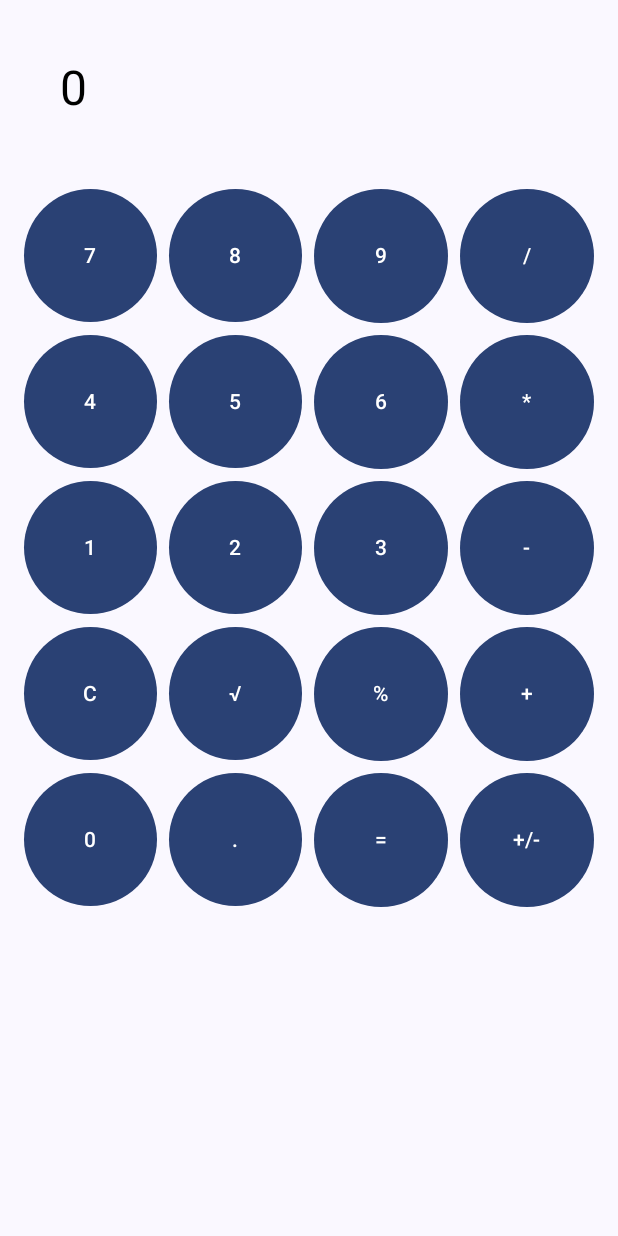
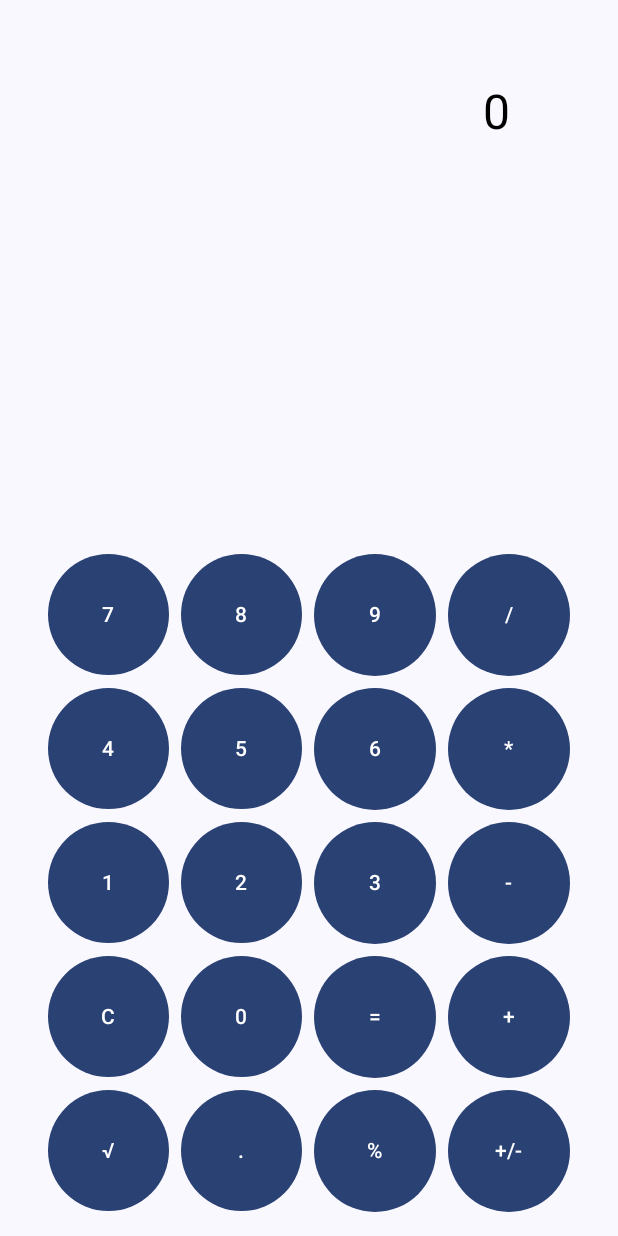
Before and after one commit to tomasr79/Calculator, an Android app built with Jetpack Compose: the screen it shows after launch (MainActivity), on a phone screen of 412 x 824 dp. Run offline under Robolectric (Android 15) with nearby library versions, the phone set to English and light mode, and no system bars.

Commit message:
Text Alignment to right

```diff
--- a/app/src/main/java/com/example/calculator/MainActivity.kt
+++ b/app/src/main/java/com/example/calculator/MainActivity.kt
@@ -7,6 +7,7 @@ import androidx.compose.foundation.background
 import androidx.compose.foundation.layout.Arrangement
 import androidx.compose.foundation.layout.Column
 import androidx.compose.foundation.layout.Row
+import androidx.compose.foundation.layout.Spacer
 import androidx.compose.foundation.layout.aspectRatio
 import androidx.compose.foundation.layout.fillMaxSize
 import androidx.compose.foundation.layout.fillMaxWidth
@@ -21,9 +22,11 @@ import androidx.compose.runtime.getValue
 import androidx.compose.runtime.mutableStateOf
 import androidx.compose.runtime.remember
 import androidx.compose.runtime.setValue
+import androidx.compose.ui.Alignment
 import androidx.compose.ui.Modifier
 import androidx.compose.ui.graphics.Color
 import androidx.compose.ui.text.TextStyle
+import androidx.compose.ui.text.style.TextAlign
 import androidx.compose.ui.tooling.preview.Preview
 import androidx.compose.ui.unit.dp
 import androidx.compose.ui.unit.sp
@@ -54,25 +57,30 @@ fun Calculator() {
     var lastDot by remember { mutableStateOf(false) }
 
     Column(
-        modifier = Modifier.fillMaxSize(),
+        modifier = Modifier
+            .fillMaxSize()
+            .padding(16.dp),
         verticalArrangement = Arrangement.spacedBy(8.dp)
     ) {
         BasicTextField(
             value = displayText,
             onValueChange = {},
             readOnly = true,
-            textStyle = TextStyle(fontSize = 32.sp, color = Color.Black),
+            textStyle = TextStyle(fontSize = 32.sp, color = Color.Black, textAlign = TextAlign.End),
             modifier = Modifier
                 .fillMaxWidth()
                 .padding(40.dp)
+                .padding(end = 16.dp)
         )
+
+        Spacer(modifier = Modifier.weight(1f))
 
         val buttons = listOf(
             listOf("7", "8", "9", "/"),
             listOf("4", "5", "6", "*"),
             listOf("1", "2", "3", "-"),
-            listOf("C", "√", "%", "+"),
-            listOf("0", ".", "=", "+/-")
+            listOf("C", "0", "=", "+"),
+            listOf("√", ".", "%", "+/-")
         )
 
         buttons.forEach { row ->
@@ -245,7 +253,10 @@ fun Calculator() {
                             .weight(1f)
                             .aspectRatio(1f)
                     ) {
-                        Text(text = label)
+                        Text(
+                            text = label
+                        )
+
                     }
                 }
             }
@@ -262,7 +273,6 @@ private fun removeZeroAfterDot(result: String): String {
 }
 
 
-
 @Preview(showBackground = true)
 @Composable
 fun GreetingPreview() {
```
